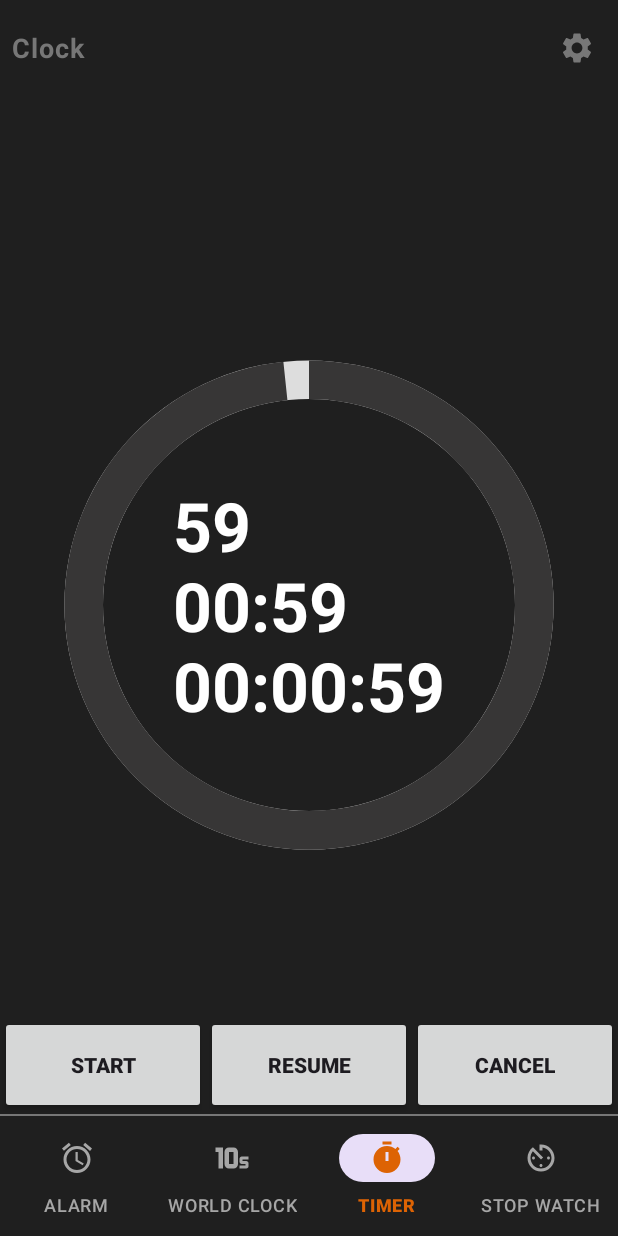
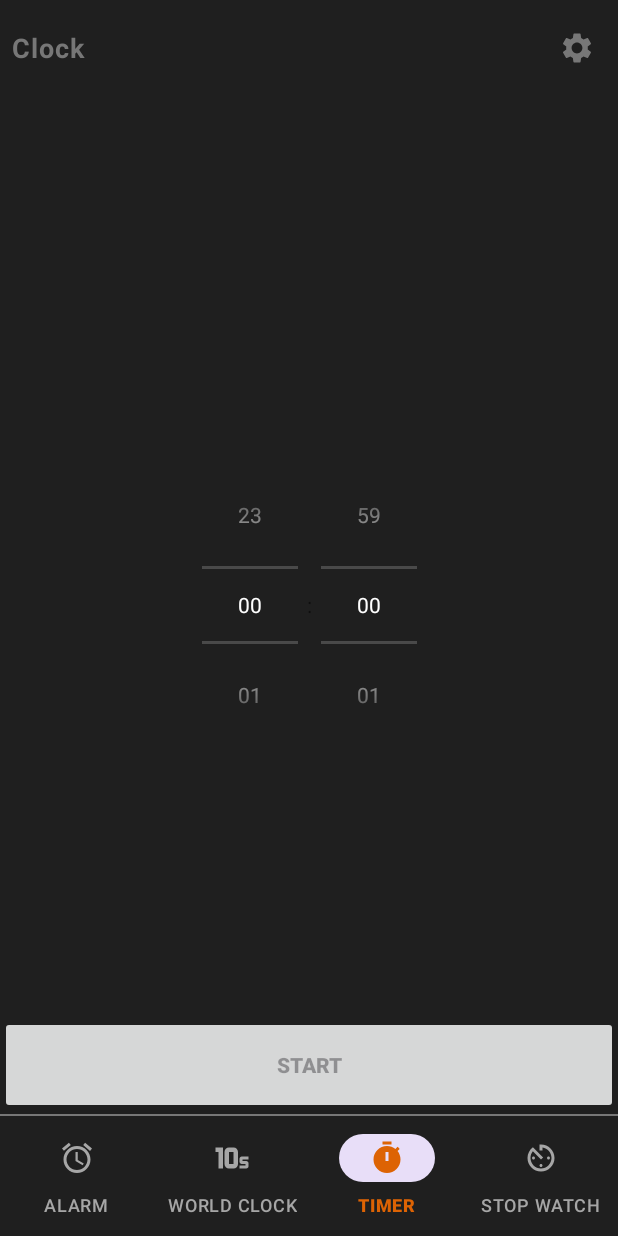
Before and after one commit to umutsaydam/AlarmApp, an Android app: the TimerFragment screen opened through its navigation route, on a phone screen of 412 x 824 dp. Run offline under Robolectric (Android 15) with nearby library versions, the phone set to English and light mode, and no system bars; our stand-ins replace Room's generated code, navigation-ui.

Commit message:
timer ui was setted

```diff
--- a/app/src/main/java/com/umutsaydam/alarmapp/helpers/CustomCountdownTimer.kt
+++ b/app/src/main/java/com/umutsaydam/alarmapp/helpers/CustomCountdownTimer.kt
@@ -47,12 +47,6 @@ class CustomCountdownTimer(
         isRunning = true
     }
 
-    fun restartTimer() {
-        timer.cancel()
-        timer = InternalTimer(this, millisUntilFinished, countDownInterval)
-        startTimer()
-    }
-
     fun destroyTimer() {
         timer.cancel()
     }
--- a/app/src/main/java/com/umutsaydam/alarmapp/ui/fragments/TimerFragment.kt
+++ b/app/src/main/java/com/umutsaydam/alarmapp/ui/fragments/TimerFragment.kt
@@ -7,8 +7,6 @@ import android.view.View
 import android.view.ViewGroup
 import android.widget.TextView
 import androidx.activity.OnBackPressedCallback
-import androidx.activity.OnBackPressedDispatcher
-import androidx.activity.addCallback
 import androidx.navigation.fragment.findNavController
 import com.umutsaydam.alarmapp.databinding.FragmentTimerBinding
 import com.umutsaydam.alarmapp.helpers.CustomCountdownTimer
@@ -19,17 +17,48 @@ class TimerFragment : Fragment() {
     private var _binding: FragmentTimerBinding? = null
     private val binding get() = _binding!!
     private lateinit var customCountdownTimer: CustomCountdownTimer
-
-    private val countdownTime = 60 // 60 second, 1 min
-    private val clockTime = (countdownTime * 1000).toLong()
-    private val progressTime = (clockTime / 1000).toFloat()
-
+    private var currHour = 0
+    private var currMinute = 0
     override fun onCreateView(
         inflater: LayoutInflater, container: ViewGroup?,
         savedInstanceState: Bundle?,
     ): View {
         _binding = FragmentTimerBinding.inflate(inflater, container, false)
 
+        binding.timePickerTimer.setIs24HourView(true)
+        binding.timePickerTimer.hour = 0
+        binding.timePickerTimer.minute = 0
+        binding.timePickerTimer.setOnTimeChangedListener { _, hour, minute ->
+            currHour = hour
+            currMinute = minute
+
+            binding.btnStart.isEnabled = hour > 0 || minute > 0
+
+        }
+        binding.btnStart.setOnClickListener {
+            binding.timePickerTimer.visibility = View.GONE
+            binding.tvTimer.visibility = View.VISIBLE
+            initCustomCountdownTimer()
+        }
+        requireActivity().onBackPressedDispatcher.addCallback(
+            this,
+            object : OnBackPressedCallback(true) {
+                override fun handleOnBackPressed() {
+                    customCountdownTimer.destroyTimer()
+                    findNavController().navigateUp()
+                }
+            })
+
+        return binding.root
+    }
+
+    private fun initCustomCountdownTimer() {
+        binding.btnStart.visibility = View.GONE
+        binding.llTimerController.visibility = View.VISIBLE
+
+        val countdownTime = (currHour * 60 * 60) + (currMinute * 60)
+        val clockTime = (countdownTime * 1000).toLong()
+        val progressTime = (clockTime / 1000).toFloat()
         var secondsLeft = 0
         customCountdownTimer = CustomCountdownTimer(clockTime, 1000)
         customCountdownTimer.onTick = { millisUntilFinished ->
@@ -51,31 +80,23 @@ class TimerFragment : Fragment() {
 
         binding.btnCancel.setOnClickListener {
             customCountdownTimer.destroyTimer()
+            binding.timePickerTimer.visibility = View.VISIBLE
+            binding.tvTimer.visibility = View.GONE
+            binding.llTimerController.visibility = View.GONE
+            binding.btnStart.visibility = View.VISIBLE
         }
 
-        binding.btnStart.setOnClickListener {
-            customCountdownTimer.startTimer()
+        binding.btnPause.setOnClickListener {
+            binding.btnPause.visibility = View.GONE
+            binding.btnResume.visibility = View.VISIBLE
+            customCountdownTimer.pauseTimer()
         }
 
         binding.btnResume.setOnClickListener {
-            customCountdownTimer.pauseTimer()
+            binding.btnPause.visibility = View.VISIBLE
+            binding.btnResume.visibility = View.GONE
+            customCountdownTimer.resumeTimer()
         }
-
-        binding.btnCancel.setOnClickListener {
-            binding.pbTimer.progress = progressTime.toInt()
-            customCountdownTimer.restartTimer()
-        }
-
-        requireActivity().onBackPressedDispatcher.addCallback(
-            this,
-            object : OnBackPressedCallback(true) {
-                override fun handleOnBackPressed() {
-                    customCountdownTimer.destroyTimer()
-                    findNavController().navigateUp()
-                }
-            })
-
-        return binding.root
     }
 
     private fun timerFormat(secondsLeft: Int, tvTimer: TextView) {
@@ -86,14 +107,12 @@ class TimerFragment : Fragment() {
         val min = (secondsLeft % 3600) / 60
         val seconds = secondsLeft % 60
 
-        val timeFormat1 = decimalFormat.format(secondsLeft)
-        val timeFormat2 = decimalFormat.format(min) + ":" + decimalFormat.format(seconds)
         val timerFormat3 =
             decimalFormat.format(hour) + ":" + decimalFormat.format(min) + ":" + decimalFormat.format(
                 seconds
             )
 
-        binding.tvTimer.text = timeFormat1 + "\n" + timeFormat2 + "\n" + timerFormat3
+        binding.tvTimer.text = timerFormat3
     }
 
     override fun onDestroy() {
--- a/app/src/main/res/layout/fragment_timer.xml
+++ b/app/src/main/res/layout/fragment_timer.xml
@@ -15,6 +15,19 @@
         android:indeterminateOnly="false"
         android:progress="0"
         android:progressDrawable="@drawable/circular_progress_bar"
+        android:visibility="gone"
+        app:layout_constraintBottom_toBottomOf="parent"
+        app:layout_constraintEnd_toEndOf="parent"
+        app:layout_constraintStart_toStartOf="parent"
+        app:layout_constraintTop_toTopOf="parent" />
+
+    <TimePicker
+        android:id="@+id/timePickerTimer"
+        android:layout_width="wrap_content"
+        android:layout_height="wrap_content"
+        android:numbersTextColor="@color/white"
+        android:theme="@style/TimePickerTheme"
+        android:timePickerMode="spinner"
         app:layout_constraintBottom_toBottomOf="parent"
         app:layout_constraintEnd_toEndOf="parent"
         app:layout_constraintStart_toStartOf="parent"
@@ -28,27 +41,41 @@
         android:textColor="@color/white"
         android:textSize="45sp"
         android:textStyle="bold"
+        android:visibility="gone"
         app:layout_constraintBottom_toBottomOf="parent"
         app:layout_constraintEnd_toEndOf="parent"
         app:layout_constraintStart_toStartOf="parent"
         app:layout_constraintTop_toTopOf="parent" />
 
+    <androidx.appcompat.widget.AppCompatButton
+        android:id="@+id/btnStart"
+        android:layout_width="0dp"
+        android:layout_height="wrap_content"
+        android:enabled="false"
+        android:minHeight="65dp"
+        android:text="@string/start"
+        android:textStyle="bold"
+        app:layout_constraintBottom_toBottomOf="parent"
+        app:layout_constraintEnd_toEndOf="parent"
+        app:layout_constraintStart_toStartOf="parent" />
 
     <androidx.appcompat.widget.LinearLayoutCompat
+        android:id="@+id/llTimerController"
         android:layout_width="match_parent"
         android:layout_height="wrap_content"
         android:orientation="horizontal"
+        android:visibility="gone"
         app:layout_constraintBottom_toBottomOf="parent"
         app:layout_constraintEnd_toEndOf="parent"
         app:layout_constraintStart_toStartOf="parent">
 
         <androidx.appcompat.widget.AppCompatButton
-            android:id="@+id/btnStart"
+            android:id="@+id/btnPause"
             android:layout_width="wrap_content"
             android:layout_height="wrap_content"
             android:layout_weight="0.5"
             android:minHeight="65dp"
-            android:text="@string/start"
+            android:text="@string/pause"
             android:textStyle="bold" />
 
         <androidx.appcompat.widget.AppCompatButton
@@ -56,6 +83,7 @@
             android:layout_width="wrap_content"
             android:layout_height="wrap_content"
             android:layout_weight="0.5"
+            android:visibility="gone"
             android:minHeight="65dp"
             android:text="@string/resume"
             android:textStyle="bold" />
--- a/app/src/main/res/values/strings.xml
+++ b/app/src/main/res/values/strings.xml
@@ -22,4 +22,5 @@
     <string name="arrows">Arrows</string>
     <string name="start">Start</string>
     <string name="resume">Resume</string>
+    <string name="pause">Pause</string>
 </resources>
```
